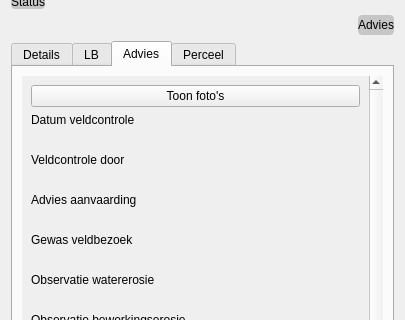
First picture: the form in ui_parcelinfocontentwidget.ui, repository DOV-Vlaanderen/erosiebezwaren, before the edit; both pictures show x 0 to 405 and y 224 to 544 of the 405 by 761 pixel window.
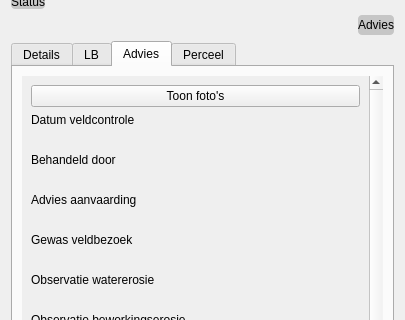
Second picture: the form after the edit. The open tabs and pages were chosen to show the change. Custom widgets are drawn as their Qt base class.

Commit message: Velcontrole door -> behandeld door in parcelinfocontentwidget.

```diff
--- a/ui_parcelinfocontentwidget.ui
+++ b/ui_parcelinfocontentwidget.ui
@@ -1023,7 +1023,7 @@
            <item>
             <widget class="QLabel" name="lb_veldcontrole_door">
              <property name="text">
-              <string>Veldcontrole door</string>
+              <string>Behandeld door</string>
              </property>
             </widget>
            </item>
```
